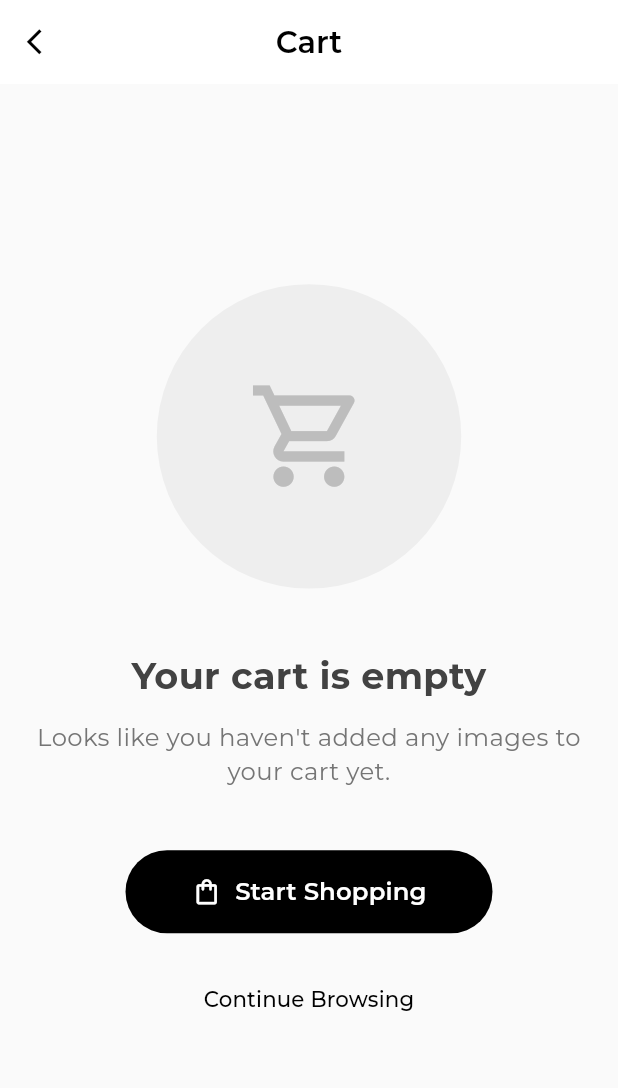
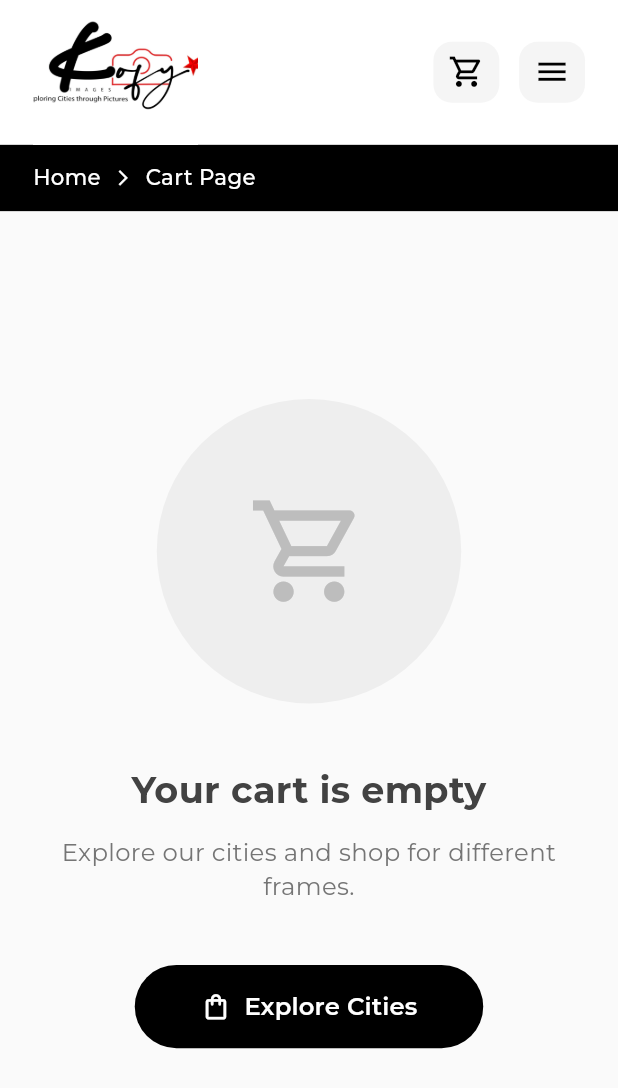
Before and after one commit to peprahobedadjei/KofyImages-Redesign, a Flutter app: the screen it shows after launch, scrolled down 575 dp, after a tap on the "shopping cart" icon, on a phone screen of 412 x 824 dp. Shown: the top 1088 px of the screen. Run offline on Flutter 3.47's test engine with Material 3 defaults, Android fonts, the light colour scheme and no system bars; our stand-ins replace cached_network_image, card_swiper, connectivity_plus, flutter_screenutil, google_fonts; network calls fail.

Commit message:
updated cart page to a widget

```diff
--- a/lib/constants/custom_appbar.dart
+++ b/lib/constants/custom_appbar.dart
@@ -1,7 +1,8 @@
 import 'package:flutter/material.dart';
 import 'package:flutter_screenutil/flutter_screenutil.dart';
-import 'package:kofyimages/screens/empty_cart.dart';
+import 'package:kofyimages/screens/cart.dart';
 import 'package:kofyimages/constants/connection_listener.dart';
+import 'package:kofyimages/screens/home.dart';
 
 class CustomAppBar extends StatelessWidget implements PreferredSizeWidget {
   const CustomAppBar({super.key});
@@ -27,11 +28,24 @@ class CustomAppBar extends StatelessWidget implements PreferredSizeWidget {
           child: Row(
             mainAxisAlignment: MainAxisAlignment.spaceBetween,
             children: [
-              // Logo on the left
-              SizedBox(
-                width: 100.w,
-                height: 150.h,
-                child: Image.asset('assets/logo_white.JPG', fit: BoxFit.cover),
+              GestureDetector(
+                onTap: () {
+                  Navigator.push(
+                    context,
+                    MaterialPageRoute(
+                      builder: (_) =>
+                          const ConnectionListener(child: MyHomePage()),
+                    ),
+                  );
+                },
+                child: SizedBox(
+                  width: 100.w,
+                  height: 150.h,
+                  child: Image.asset(
+                    'assets/logo_white.JPG',
+                    fit: BoxFit.cover,
+                  ),
+                ),
               ),
 
               // Icons on the right
@@ -44,7 +58,7 @@ class CustomAppBar extends StatelessWidget implements PreferredSizeWidget {
                         context,
                         MaterialPageRoute(
                           builder: (_) =>
-                              const ConnectionListener(child: EmptyCartPage()),
+                              const ConnectionListener(child: CartPage()),
                         ),
                       );
                     },
--- /dev/null
+++ b/lib/screens/cart.dart
@@ -0,0 +1,66 @@
+import 'package:flutter/material.dart';
+import 'package:flutter_screenutil/flutter_screenutil.dart';
+import 'package:google_fonts/google_fonts.dart';
+import 'package:kofyimages/constants/custom_appbar.dart';
+import 'package:kofyimages/constants/sidedrawer.dart';
+import 'package:kofyimages/widgets/cart_widgets/empty_cart_widget.dart';
+
+class CartPage extends StatelessWidget {
+  const CartPage({super.key});
+
+  @override
+  Widget build(BuildContext context) {
+    return Scaffold(
+      backgroundColor: Colors.grey[50],
+      appBar: const CustomAppBar(),
+      drawer: const SideDrawer(),
+      body: Column(
+        children: [
+          // Breadcrumb navigation
+          Container(
+            width: double.infinity,
+            color: Colors.black,
+            padding: EdgeInsets.symmetric(horizontal: 20.w, vertical: 12.h),
+            child: Row(
+              children: [
+                GestureDetector(
+                  onTap: () {
+                    Navigator.pop(context);
+                  },
+                  child: Text(
+                    'Home',
+                    style: GoogleFonts.montserrat(
+                      fontSize: 14.sp,
+                      color: Colors.white,
+                      fontWeight: FontWeight.w500,
+                    ),
+                  ),
+                ),
+                SizedBox(width: 8.w),
+                Icon(
+                  Icons.arrow_forward_ios,
+                  color: Colors.white,
+                  size: 12.sp,
+                ),
+                SizedBox(width: 8.w),
+                Text(
+                  'Cart Page',
+                  style: GoogleFonts.montserrat(
+                    fontSize: 14.sp,
+                    color: Colors.white,
+                    fontWeight: FontWeight.w500,
+                  ),
+                ),
+              ],
+            ),
+          ),
+
+          // Cart content
+          const Expanded(
+            child: EmptyCartWidget(),
+          ),
+        ],
+      ),
+    );
+  }
+}
--- a/lib/screens/empty_cart.dart
+++ /dev/null
@@ -1,148 +0,0 @@
-import 'package:flutter/material.dart';
-import 'package:flutter_screenutil/flutter_screenutil.dart';
-import 'package:google_fonts/google_fonts.dart';
-
-class EmptyCartPage extends StatelessWidget {
-  const EmptyCartPage({super.key});
-
-  @override
-  Widget build(BuildContext context) {
-    return Scaffold(
-      backgroundColor: Colors.grey[50],
-      appBar: AppBar(
-        title: Text(
-          'Cart',
-          style: GoogleFonts.montserrat(
-            fontSize: 20.sp,
-            fontWeight: FontWeight.w600,
-            color: Colors.black,
-          ),
-        ),
-        centerTitle: true,
-        backgroundColor: Colors.white,
-        elevation: 0,
-        scrolledUnderElevation: 0,
-        leading: IconButton(
-          icon: Icon(
-            Icons.arrow_back_ios,
-            color: Colors.black,
-            size: 20.sp,
-          ),
-          onPressed: () => Navigator.pop(context),
-        ),
-      ),
-      body: Center(
-        child: Padding(
-          padding: EdgeInsets.all(20.w),
-          child: Column(
-            mainAxisAlignment: MainAxisAlignment.center,
-            children: [
-              // Empty cart illustration
-              Container(
-                width: 200.w,
-                height: 200.h,
-                decoration: BoxDecoration(
-                  color: Colors.grey[200],
-                  shape: BoxShape.circle,
-                ),
-                child: Icon(
-                  Icons.shopping_cart_outlined,
-                  size: 80.sp,
-                  color: Colors.grey[400],
-                ),
-              ),
-
-              SizedBox(height: 40.h),
-
-              // Main message
-              Text(
-                'Your cart is empty',
-                style: GoogleFonts.montserrat(
-                  fontSize: 24.sp,
-                  fontWeight: FontWeight.w700,
-                  color: Colors.grey[800],
-                ),
-                textAlign: TextAlign.center,
-              ),
-
-              SizedBox(height: 12.h),
-
-              // Subtitle
-              Text(
-                'Looks like you haven\'t added any images to your cart yet.',
-                style: GoogleFonts.montserrat(
-                  fontSize: 16.sp,
-                  color: Colors.grey[600],
-                  height: 1.4,
-                ),
-                textAlign: TextAlign.center,
-              ),
-
-              SizedBox(height: 40.h),
-
-              // Shop now button
-              ElevatedButton(
-                onPressed: () {
-                  Navigator.pop(context);
-                  ScaffoldMessenger.of(context).showSnackBar(
-                    SnackBar(
-                      content: Text(
-                        'Shop feature coming soon!',
-                        style: GoogleFonts.montserrat(),
-                      ),
-                      backgroundColor: Colors.black,
-                      behavior: SnackBarBehavior.floating,
-                    ),
-                  );
-                },
-                style: ElevatedButton.styleFrom(
-                  backgroundColor: Colors.black,
-                  foregroundColor: Colors.white,
-                  padding: EdgeInsets.symmetric(horizontal: 40.w, vertical: 16.h),
-                  shape: RoundedRectangleBorder(
-                    borderRadius: BorderRadius.circular(30.r),
-                  ),
-                  elevation: 0,
-                ),
-                child: Row(
-                  mainAxisSize: MainAxisSize.min,
-                  children: [
-                    Icon(
-                      Icons.shopping_bag_outlined,
-                      size: 20.sp,
-                    ),
-                    SizedBox(width: 8.w),
-                    Text(
-                      'Start Shopping',
-                      style: GoogleFonts.montserrat(
-                        fontSize: 16.sp,
-                        fontWeight: FontWeight.w600,
-                      ),
-                    ),
-                  ],
-                ),
-              ),
-
-              SizedBox(height: 20.h),
-
-              // Secondary button
-              TextButton(
-                onPressed: () {
-                  Navigator.pop(context);
-                },
-                child: Text(
-                  'Continue Browsing',
-                  style: GoogleFonts.montserrat(
-                    fontSize: 14.sp,
-                    fontWeight: FontWeight.w500,
-                    color: Colors.black,
-                  ),
-                ),
-              ),
-            ],
-          ),
-        ),
-      ),
-    );
-  }
-}
--- a/lib/screens/home.dart
+++ b/lib/screens/home.dart
@@ -29,8 +29,7 @@ class _MyHomePageState extends State<MyHomePage> {
   }
 
   void _scrollToCitiesSection() {
-
-    final targetPosition = 400.h +220.h+ 190.h;
+    final targetPosition = 400.h + 220.h + 190.h;
 
     _scrollController.animateTo(
       targetPosition,
@@ -60,15 +59,15 @@ class _MyHomePageState extends State<MyHomePage> {
               slivers: [
                 // Hero Section
                 SliverToBoxAdapter(
-                  child: HeroSection(
-                    onSearchSubmitted: _onSearchSubmitted,
-                  ),
+                  child: HeroSection(onSearchSubmitted: _onSearchSubmitted),
                 ),
                 const SliverToBoxAdapter(child: PhotosOfWeekWidget()),
                 SliverToBoxAdapter(
                   child: CitiesWidget(
                     key: _citiesWidgetKey,
                     searchQuery: _searchQuery,
+                    parentScrollController:
+                        _scrollController, // Pass the scroll controller
                   ),
                 ),
               ],
--- /dev/null
+++ b/lib/widgets/cart_widgets/empty_cart_widget.dart
@@ -0,0 +1,95 @@
+import 'package:flutter/material.dart';
+import 'package:flutter_screenutil/flutter_screenutil.dart';
+import 'package:google_fonts/google_fonts.dart';
+
+class EmptyCartWidget extends StatelessWidget {
+  const EmptyCartWidget({super.key});
+
+  @override
+  Widget build(BuildContext context) {
+    return Center(
+      child: Padding(
+        padding: EdgeInsets.all(20.w),
+        child: Column(
+          mainAxisAlignment: MainAxisAlignment.center,
+          children: [
+            Container(
+              width: 200.w,
+              height: 200.h,
+              decoration: BoxDecoration(
+                color: Colors.grey[200],
+                shape: BoxShape.circle,
+              ),
+              child: Icon(
+                Icons.shopping_cart_outlined,
+                size: 80.sp,
+                color: Colors.grey[400],
+              ),
+            ),
+
+            SizedBox(height: 40.h),
+
+            // Main message
+            Text(
+              'Your cart is empty',
+              style: GoogleFonts.montserrat(
+                fontSize: 24.sp,
+                fontWeight: FontWeight.w700,
+                color: Colors.grey[800],
+              ),
+              textAlign: TextAlign.center,
+            ),
+
+            SizedBox(height: 12.h),
+
+            // Subtitle
+            Text(
+              'Explore our cities and shop for different frames.',
+              style: GoogleFonts.montserrat(
+                fontSize: 16.sp,
+                color: Colors.grey[600],
+                height: 1.4,
+              ),
+              textAlign: TextAlign.center,
+            ),
+
+            SizedBox(height: 40.h),
+
+            // Shop now button
+            ElevatedButton(
+              onPressed: () {
+                // Add your navigation logic here
+              },
+              style: ElevatedButton.styleFrom(
+                backgroundColor: Colors.black,
+                foregroundColor: Colors.white,
+                padding: EdgeInsets.symmetric(horizontal: 40.w, vertical: 16.h),
+                shape: RoundedRectangleBorder(
+                  borderRadius: BorderRadius.circular(30.r),
+                ),
+                elevation: 0,
+              ),
+              child: Row(
+                mainAxisSize: MainAxisSize.min,
+                children: [
+                  Icon(
+                    Icons.shopping_bag_outlined,
+                    size: 20.sp,
+                  ),
+                  SizedBox(width: 8.w),
+                  Text(
+                    'Explore Cities',
+                    style: GoogleFonts.montserrat(
+                      fontSize: 16.sp,
+                      fontWeight: FontWeight.w600,
+                    ),
+                  ),
+                ],
+              ),
+            ),
+          ],
+        ),
+      ),
+    );
+  }
+}
--- a/lib/widgets/home_widgets/cities_widget.dart
+++ b/lib/widgets/home_widgets/cities_widget.dart
@@ -7,8 +7,13 @@ import 'package:kofyimages/widgets/home_widgets/city_card.dart';
 
 class CitiesWidget extends StatefulWidget {
   final String searchQuery;
+  final ScrollController? parentScrollController; // Add this parameter
 
-  const CitiesWidget({super.key, this.searchQuery = ''});
+  const CitiesWidget({
+    super.key,
+    this.searchQuery = '',
+    this.parentScrollController, // Add this parameter
+  });
 
   @override
   State<CitiesWidget> createState() => _CitiesWidgetState();
@@ -62,7 +67,9 @@ class _CitiesWidgetState extends State<CitiesWidget> {
         filteredCities = List.from(allCities);
       } else {
         filteredCities = allCities.where((city) {
-          return city.name.toLowerCase().contains(widget.searchQuery.toLowerCase());
+          return city.formattedName.toLowerCase().contains(
+            widget.searchQuery.toLowerCase(),
+          );
         }).toList();
       }
 
@@ -75,8 +82,25 @@ class _CitiesWidgetState extends State<CitiesWidget> {
 
   void _updateCurrentPageCities() {
     final startIndex = (currentPage - 1) * citiesPerPage;
-    final endIndex = (startIndex + citiesPerPage).clamp(0, filteredCities.length);
+    final endIndex = (startIndex + citiesPerPage).clamp(
+      0,
+      filteredCities.length,
+    );
     currentPageCities = filteredCities.sublist(startIndex, endIndex);
+  }
+
+  // Add this method to scroll to cities section
+  void _scrollToCitiesSection() {
+    if (widget.parentScrollController != null) {
+      final targetPosition =
+          400.h + 220.h + 190.h; // Same position as in MyHomePage
+
+      widget.parentScrollController!.animateTo(
+        targetPosition,
+        duration: const Duration(milliseconds: 600),
+        curve: Curves.easeInOut,
+      );
+    }
   }
 
   void _goToPage(int page) {
@@ -85,6 +109,9 @@ class _CitiesWidgetState extends State<CitiesWidget> {
         currentPage = page;
         _updateCurrentPageCities();
       });
+
+      // Scroll to cities section after changing page
+      _scrollToCitiesSection();
     }
   }
 
@@ -200,11 +227,7 @@ class _CitiesWidgetState extends State<CitiesWidget> {
       padding: EdgeInsets.only(bottom: 16.h),
       child: Row(
         children: [
-          Icon(
-            Icons.search,
-            size: 20.sp,
-            color: Colors.grey[600],
-          ),
+          Icon(Icons.search, size: 20.sp, color: Colors.grey[600]),
           SizedBox(width: 8.w),
           Text(
             '${filteredCities.length} ${filteredCities.length == 1 ? 'city' : 'cities'}',
@@ -261,9 +284,7 @@ class _CitiesWidgetState extends State<CitiesWidget> {
                     child: Padding(
                       padding: EdgeInsets.all(40.h),
                       child: CircularProgressIndicator(
-                        valueColor: AlwaysStoppedAnimation<Color>(
-                          Colors.black,
-                        ),
+                        valueColor: AlwaysStoppedAnimation<Color>(Colors.black),
                       ),
                     ),
                   )
@@ -337,7 +358,7 @@ class _CitiesWidgetState extends State<CitiesWidget> {
                           Text(
                             widget.searchQuery.isEmpty
                                 ? 'No cities available'
-                                : 'No cities found for "${widget.searchQuery}"',
+                                : 'City not found for "${widget.searchQuery}"',
                             style: GoogleFonts.montserrat(
                               fontSize: 16.sp,
                               fontWeight: FontWeight.w500,
@@ -348,7 +369,7 @@ class _CitiesWidgetState extends State<CitiesWidget> {
                           if (widget.searchQuery.isNotEmpty) ...[
                             SizedBox(height: 8.h),
                             Text(
-                              'Try a different search term',
+                              'Search another city',
                               style: GoogleFonts.montserrat(
                                 fontSize: 14.sp,
                                 color: Colors.grey[500],
```
Lines whose indentation alone changed are shown as unchanged.
